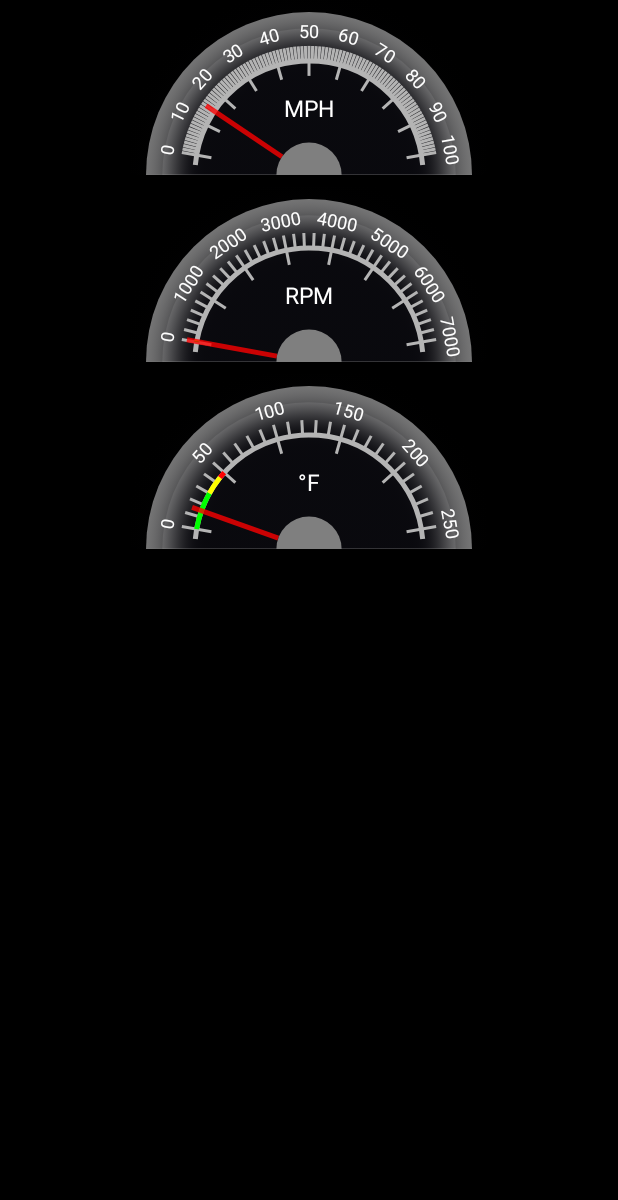
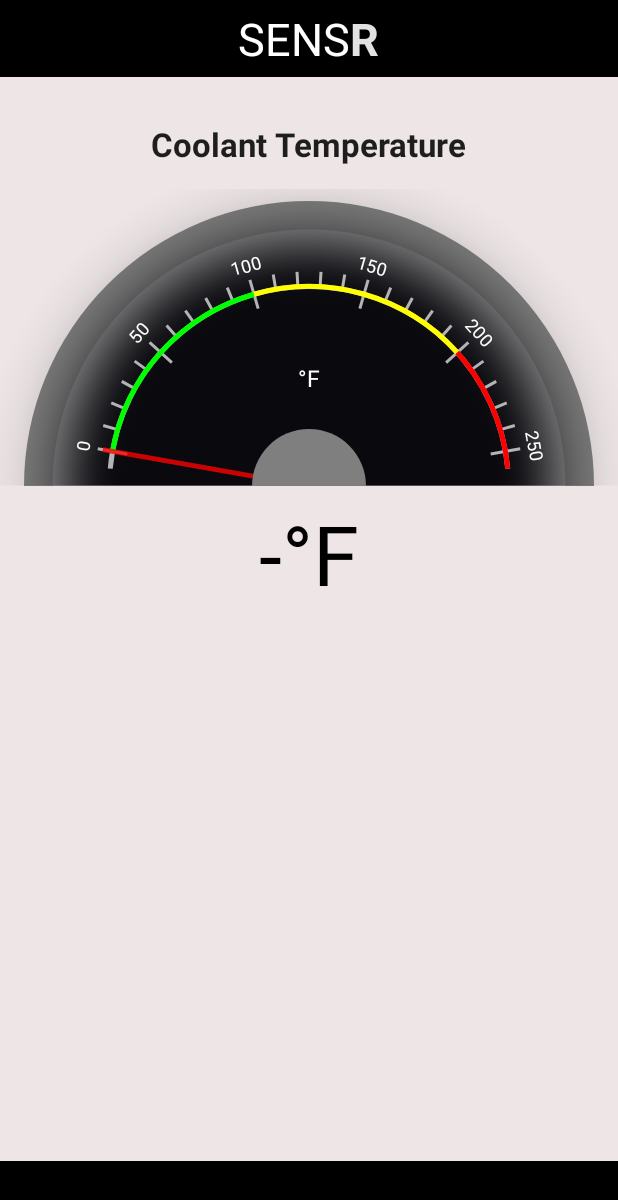
Before and after one commit to jpalmows/SensrApp, an Android app: the screen it shows after launch (MainActivity), on a phone screen of 412 x 824 dp. Shown: the top 1200 px of the screen. Run offline under Robolectric (Android 15) with nearby library versions, the phone set to English and light mode, and no system bars.

Commit message:
10/20/16 update

```diff
--- a/app/src/main/java/app/com/sensr/MainActivity.java
+++ b/app/src/main/java/app/com/sensr/MainActivity.java
@@ -32,14 +32,19 @@ public class MainActivity extends AppCompatActivity implements BluetoothAdapter.
     private app.com.sensr.CoolantTempGauge coolanttemp;
     private app.com.sensr.rpmGauge rpm;
 
-
+    private Float floatval;
+    private Double tempDouble;
+    private String outputTemp;
     String hex = "";
     char[] arr;
+
+    TextView coolantTempText;
 
     private BluetoothAdapter mBluetoothAdapter;
     final protected static char[] hexArray = "0123456789ABCDEF".toCharArray();
 
-  Handler handler1 = new android.os.Handler();
+  Handler handler1 = new Handler();
+    Handler handler2 = new Handler();
 
     @Override
     protected void onCreate(Bundle savedInstanceState) {
@@ -58,11 +63,11 @@ public class MainActivity extends AppCompatActivity implements BluetoothAdapter.
         });
         speedometer.setMaxSpeed(100);
         speedometer.setMajorTickStep(10);
-        speedometer.setMinorTicks(9);
+        speedometer.setMinorTicks(1);
        // speedometer.addColoredRange(0, 30, Color.GREEN);
        // speedometer.addColoredRange(30, 45, Color.YELLOW);
        // speedometer.addColoredRange(45, 50, Color.RED);
-        speedometer.setSpeed(15, 1000, 300);
+        speedometer.setSpeed(0, 1000, 300);
 
 
         //rpm code..
@@ -96,11 +101,20 @@ public class MainActivity extends AppCompatActivity implements BluetoothAdapter.
         coolanttemp.setMaxSpeed(250);
         coolanttemp.setMajorTickStep(50);
         coolanttemp.setMinorTicks(4);
-        coolanttemp.addColoredRange(0, 30, Color.GREEN);
-        coolanttemp.addColoredRange(30, 45, Color.YELLOW);
-        coolanttemp.addColoredRange(45, 50, Color.RED);
-        coolanttemp.setSpeed(15, 1000, 300);
+        coolanttemp.addColoredRange(0, 100, Color.GREEN);
+        coolanttemp.addColoredRange(100, 200, Color.YELLOW);
+        coolanttemp.addColoredRange(200, 300, Color.RED);
 
+         coolantTempText =  (TextView) findViewById(R.id.coolantTempText);
+
+        coolanttemp.setOnLongClickListener(new View.OnLongClickListener(){
+            @Override
+            public boolean onLongClick(View v) {
+
+
+                return true;
+            }
+        });
 
 //
 //
@@ -143,14 +157,29 @@ public class MainActivity extends AppCompatActivity implements BluetoothAdapter.
 //
         hex = bytesToHex(scanRecord);
         arr = hex.toCharArray();
-        String message = hex.substring(10, 15);
+
+        //0 to 1 output
+        String output = hex.substring(10, 18);
 
         //   handler1.postDelayed(systemPrint,0);
 
 
         if (device.getAddress().toString().equals("D0:31:CB:30:78:C2")){
 
-            System.out.println(HexToString(message) );
+           // System.out.println(HexToString(message) );
+           // System.out.println(hex);
+          //  System.out.println(hex);
+          //  System.out.println(output);
+            String reversedOutput = output.substring(6,8)+output.substring(4,6)+ output.substring(2,4)+output.substring(0,2);
+           // System.out.println("REVERSED:  "+reversedOutput);
+            Long i = Long.parseLong(reversedOutput,16);
+            floatval = (Float.intBitsToFloat(i.intValue()));
+            System.out.println("float: "+floatval);
+            outputTemp = outputToTemp(floatval).toString();
+            System.out.println("resistance: "+outputTemp);
+
+            handler2.postDelayed(tempOutput,50);
+
         }
     }
 
@@ -215,7 +244,17 @@ public class MainActivity extends AppCompatActivity implements BluetoothAdapter.
         }
     };
 
+    public Runnable tempOutput = new Runnable() {
+        //
+        public void run() {
 
+            coolantTempText.setText(outputTemp+" °F");
+            coolanttemp.setSpeed(outputToTemp(floatval), 10, 300);
+
+            handler2.removeCallbacks(this, 50);
+
+        }
+    };
 
     private static int hexToInt(char ch) {
         if ('a' <= ch && ch <= 'f') { return ch - 'a' + 10; }
@@ -246,4 +285,45 @@ public class MainActivity extends AppCompatActivity implements BluetoothAdapter.
         return sb.toString();
     }
 
+    private static String HexToFloat(String hexValue)
+    {
+        Long i = Long.parseLong(hexValue, 16);
+        Float f = Float.intBitsToFloat(i.intValue());
+        String output = Integer.toHexString(Float.floatToIntBits(f));
+        return output;
+    }
+    private static Long outputToTemp(Float FloatVal)
+    {
+        double roomTemp = 298.15;
+        double roomTempRes = 5000;
+        double Bcoeff = 3900;
+        Double Vdrop = 3.3 - (3.3* FloatVal);
+
+        Double i = 3.3*FloatVal/roomTempRes;
+        Double ThermRes = Vdrop/i;
+        Double ThermTempKel = 1/((1/roomTemp) + ((1/Bcoeff)*Math.log(ThermRes/roomTempRes)));
+        Double ThermTempCel = ThermTempKel -273.15;
+        Long ThermTempF = Math.round(ThermTempCel * 1.8 +32);
+
+       // String ThermStr = ThermTempF.toString();
+
+        return ThermTempF;
+    }
+//    private static Long outputToTemp(Float FloatVal)
+//    {
+//        double roomTemp = 298.15;
+//        double roomTempRes = 1000;
+//        double Bcoeff = 3900;
+//        Double Vdrop = 3.3 - (3.3* FloatVal);
+
+//        Double i = 3.3*FloatVal/roomTempRes;
+//        Double ThermRes = Vdrop/i;
+//        Double ThermTempKel = 1/((1/roomTemp) + ((1/Bcoeff)*Math.log(ThermRes/roomTempRes)));
+//        Double ThermTempCel = ThermTempKel -273.15;
+     //   Long ThermTempF = Math.round(-75.52*Math.log(FloatVal)+6.5178);
+
+        // String ThermStr = ThermTempF.toString();
+
+       // return ThermTempF;
+   // }
 }
--- a/app/src/main/res/layout/activity_main.xml
+++ b/app/src/main/res/layout/activity_main.xml
@@ -1,28 +1,90 @@
 <RelativeLayout xmlns:android="http://schemas.android.com/apk/res/android"
     xmlns:tools="http://schemas.android.com/tools" android:layout_width="fill_parent"
     android:layout_height="fill_parent"
-        android:background="@android:color/background_dark">
+        android:background="#eee6e6">
 
+
+    <LinearLayout
+        android:orientation="horizontal"
+        android:layout_width="match_parent"
+        android:layout_height="wrap_content"
+        android:layout_alignParentTop="true"
+        android:layout_centerHorizontal="true"
+        android:gravity="center"
+        android:id="@+id/topbar"
+        android:background="#000000"
+        android:paddingTop="5dp"
+        android:paddingBottom="5dp">
+
+        <TextView
+            android:layout_width="wrap_content"
+            android:layout_height="wrap_content"
+            android:text="SENS"
+            android:id="@+id/textView"
+            android:textSize="30dp"
+            android:textColor="#ffffff" />
+
+        <TextView
+            android:layout_width="wrap_content"
+            android:layout_height="wrap_content"
+            android:textAppearance="?android:attr/textAppearanceLarge"
+            android:text="R"
+            android:id="@+id/textView2"
+            android:textSize="30dp"
+            android:textColor="#e2e2e2"
+            android:textStyle="bold" />
+    </LinearLayout>
+
+    <LinearLayout
+        android:orientation="vertical"
+        android:layout_width="wrap_content"
+        android:layout_height="wrap_content"
+        android:layout_below="@+id/topbar"
+        android:layout_marginTop="30dp">
+
+        <TextView
+            android:layout_width="wrap_content"
+            android:layout_height="wrap_content"
+            android:textAppearance="?android:attr/textAppearanceLarge"
+            android:text="Coolant Temperature"
+            android:id="@+id/textView3"
+            android:layout_gravity="center_horizontal"
+            android:textStyle="bold" />
+
+        <app.com.sensr.CoolantTempGauge
+            android:layout_width="wrap_content"
+            android:layout_height="wrap_content"
+            android:padding="8dp"
+            android:id="@+id/coolanttemp"
+            android:clickable="true"
+            android:layout_marginTop="15dp" />
+
+        <TextView
+            android:layout_width="wrap_content"
+            android:layout_height="wrap_content"
+            android:id="@+id/coolantTempText"
+            android:layout_below="@+id/coolanttemp"
+            android:layout_centerHorizontal="true"
+            android:textSize="55dp"
+            android:textColor="#000000"
+            android:text="-°F"
+            android:layout_gravity="center_horizontal" />
+    </LinearLayout>
 
     <app.com.sensr.SpeedometerGauge
     android:layout_width="fill_parent"
     android:layout_height="250dp"
     android:padding="8dp"
-    android:id="@+id/speedometer"/>
+    android:id="@+id/speedometer"
+        android:visibility="gone" />
 
     <app.com.sensr.rpmGauge
         android:layout_width="fill_parent"
         android:layout_height="250dp"
         android:padding="8dp"
         android:id="@+id/rpm"
-        android:layout_below="@+id/speedometer" />
-
-    <app.com.sensr.CoolantTempGauge
-        android:layout_width="fill_parent"
-        android:layout_height="250dp"
-        android:padding="8dp"
-        android:id="@+id/coolanttemp"
-        android:layout_below="@+id/rpm" />
+        android:layout_below="@+id/speedometer"
+        android:visibility="gone" />
 
     <app.com.sensr.BatteryIndicatorGauge
         android:layout_width="wrap_content"
@@ -39,4 +101,19 @@
         android:padding="8dp"
         android:id="@+id/circularprogress"
         android:visibility="gone" />
+
+    <LinearLayout
+        android:orientation="horizontal"
+        android:layout_width="match_parent"
+        android:layout_height="50dp"
+        android:layout_alignParentBottom="true"
+        android:layout_centerHorizontal="true"
+        android:id="@+id/bottombar"
+        android:background="#000000"
+        android:paddingTop="5dp"
+        android:paddingBottom="5dp"
+        android:gravity="center">
+
+    </LinearLayout>
+
 </RelativeLayout>
```
Also changed, not shown: app/src/main/res/fonts/Recoleta Sans St.ttf (deleted).
